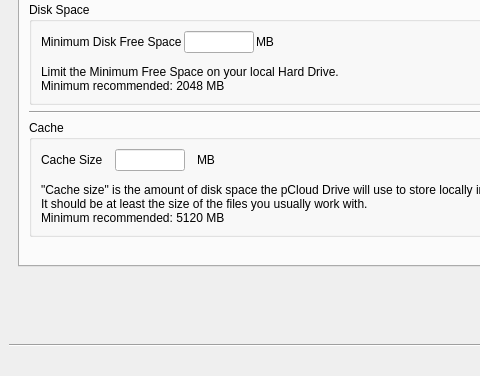
pcloudcom/psyncgui, file pcloudwindow.ui: the form before one commit; both pictures show x 0 to 480 and y 144 to 520 of the 798 by 520 pixel window.
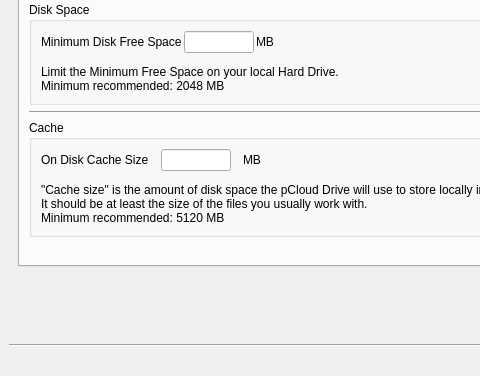
The form after the commit. The open tabs and pages were chosen to show the change. Icons and pictures are not drawn.

Commit message: SLX-236 | update shares msgs

Diff of the .ui file:
```diff
--- a/pcloudwindow.ui
+++ b/pcloudwindow.ui
@@ -1477,7 +1477,7 @@
                      <item>
                       <widget class="QLabel" name="label_cache">
                        <property name="text">
-                        <string>&lt;html&gt;&lt;head/&gt;&lt;body&gt;&lt;p&gt;Cache Size&lt;/p&gt;&lt;/body&gt;&lt;/html&gt;</string>
+                        <string>&lt;html&gt;&lt;head/&gt;&lt;body&gt;&lt;p&gt;On Disk Cache Size&lt;/p&gt;&lt;/body&gt;&lt;/html&gt;</string>
                        </property>
                       </widget>
                      </item>
```
Left out of the diff: 28 changed lines with no effect on the pictures. The commit also changes 2 other files.
